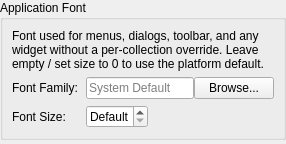
Before: the Qt Designer form src/ui/dialogs/settings/fontspanel.ui in EtherAura/Kartend, drawn with Qt 5.
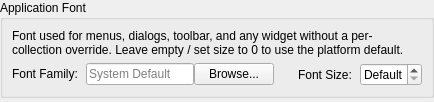
After: the same form once the commit is applied.

```diff
--- a/src/ui/dialogs/settings/fontspanel.ui
+++ b/src/ui/dialogs/settings/fontspanel.ui
@@ -20,10 +20,23 @@
        </widget>
       </item>
       <item>
-       <layout class="QFormLayout" name="globalUiFontFormLayout">
+       <!-- Two-column section: two equal-width column wrappers side by side. -->
+       <layout class="QHBoxLayout" name="globalUiFontRowLayout">
+        <property name="spacing"><number>24</number></property>
+        <item>
+         <widget class="QWidget" name="globalUiFontColLeft" native="true">
+          <property name="sizePolicy">
+           <sizepolicy hsizetype="Expanding" vsizetype="Preferred"><horstretch>0</horstretch><verstretch>0</verstretch></sizepolicy>
+          </property>
+          <layout class="QFormLayout" name="globalUiFontFormLeft">
+           <property name="formAlignment"><set>Qt::AlignmentFlag::AlignLeft|Qt::AlignmentFlag::AlignTop</set></property>
         <property name="horizontalSpacing"><number>8</number></property>
         <property name="verticalSpacing"><number>6</number></property>
-        <property name="fieldGrowthPolicy"><enum>QFormLayout::FieldGrowthPolicy::ExpandingFieldsGrow</enum></property>
+           <property name="leftMargin"><number>0</number></property>
+           <property name="topMargin"><number>0</number></property>
+           <property name="rightMargin"><number>0</number></property>
+           <property name="bottomMargin"><number>0</number></property>
+           <property name="fieldGrowthPolicy"><enum>QFormLayout::FieldGrowthPolicy::FieldsStayAtSizeHint</enum></property>
         <item row="0" column="0">
          <widget class="QLabel" name="globalUiFontFamilyLabel">
           <property name="text"><string>Font Family:</string></property>
@@ -45,12 +58,29 @@
           </item>
          </layout>
         </item>
-        <item row="1" column="0">
+          </layout>
+         </widget>
+        </item>
+        <item>
+         <widget class="QWidget" name="globalUiFontColRight" native="true">
+          <property name="sizePolicy">
+           <sizepolicy hsizetype="Expanding" vsizetype="Preferred"><horstretch>0</horstretch><verstretch>0</verstretch></sizepolicy>
+          </property>
+          <layout class="QFormLayout" name="globalUiFontFormRight">
+           <property name="formAlignment"><set>Qt::AlignmentFlag::AlignLeft|Qt::AlignmentFlag::AlignTop</set></property>
+           <property name="horizontalSpacing"><number>8</number></property>
+           <property name="verticalSpacing"><number>6</number></property>
+           <property name="leftMargin"><number>0</number></property>
+           <property name="topMargin"><number>0</number></property>
+           <property name="rightMargin"><number>0</number></property>
+           <property name="bottomMargin"><number>0</number></property>
+           <property name="fieldGrowthPolicy"><enum>QFormLayout::FieldGrowthPolicy::FieldsStayAtSizeHint</enum></property>
+           <item row="0" column="0">
          <widget class="QLabel" name="globalUiFontSizeLabel">
           <property name="text"><string>Font Size:</string></property>
          </widget>
         </item>
-        <item row="1" column="1">
+           <item row="0" column="1">
          <widget class="QSpinBox" name="globalUiFontSizeSpinBox">
           <property name="minimumWidth"><number>110</number></property>
           <property name="toolTip"><string>Point size for the application font. 0 = platform default.</string></property>
@@ -59,6 +89,9 @@
           <property name="value"><number>0</number></property>
           <property name="suffix"><string> pt</string></property>
           <property name="specialValueText"><string>Default</string></property>
+            </widget>
+           </item>
+          </layout>
          </widget>
         </item>
        </layout>
```
Left out of the diff: 2 changed lines with no effect on the pictures. Lines whose indentation alone changed are shown as unchanged.
